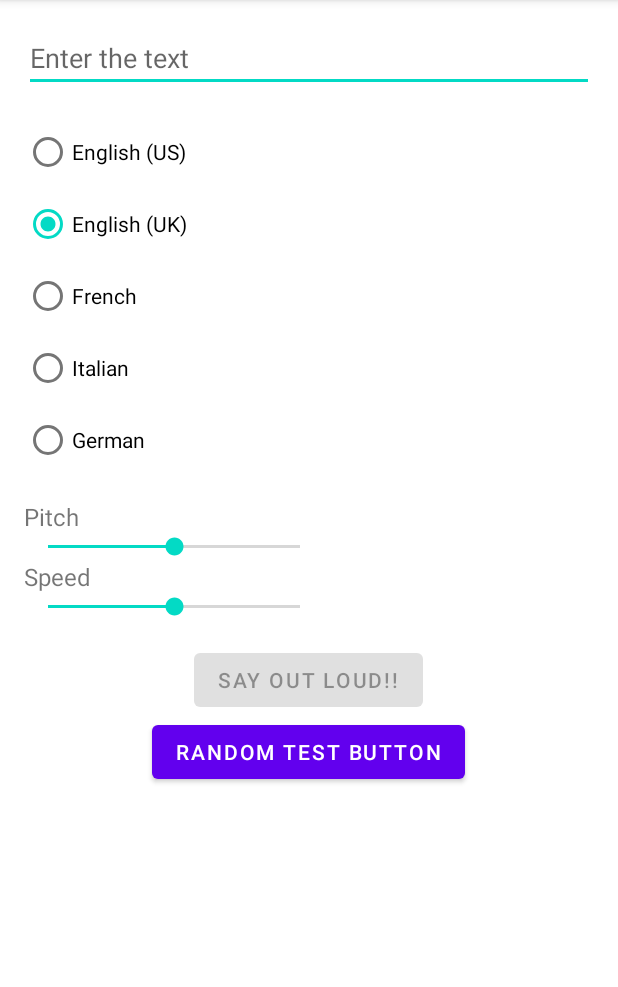
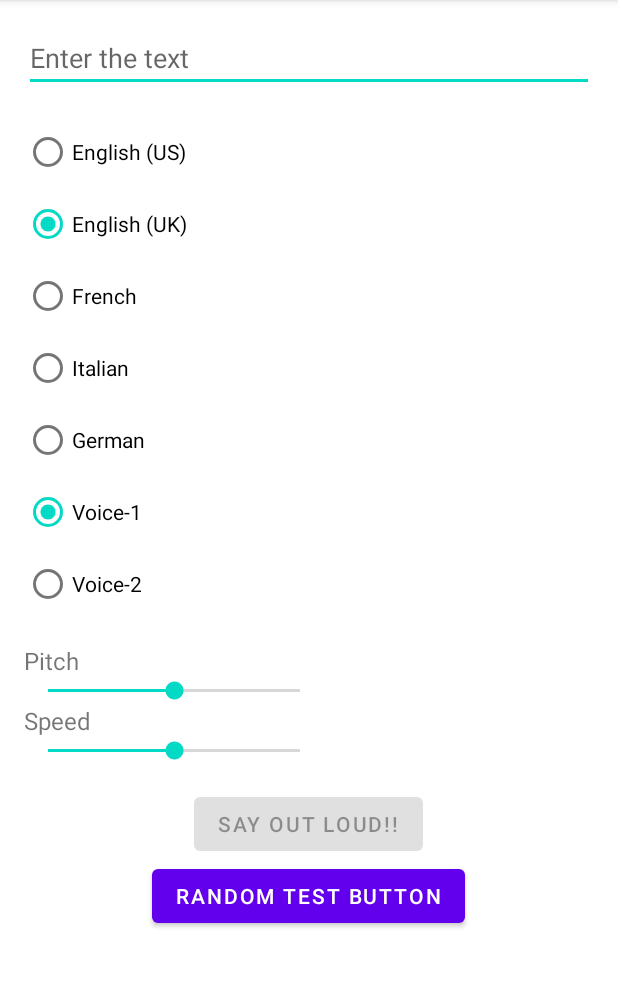
Before and after one commit to ilkayalbayrak/SPR_Project, an Android app: the screen it shows after launch (MainActivity), on a phone screen of 412 x 824 dp, the part 84-1071 px from its top. Run offline under Robolectric (Android 15) with nearby library versions, the phone set to English and light mode, and no system bars.

Commit message:
Fixed setting voice issue

```diff
--- a/app/src/main/java/com/example/text2speechproject/MainActivity.java
+++ b/app/src/main/java/com/example/text2speechproject/MainActivity.java
@@ -24,6 +24,7 @@ import java.util.HashMap;
 import java.util.HashSet;
 import java.util.List;
 import java.util.Locale;
+import java.util.Objects;
 import java.util.Set;
 
 public class MainActivity extends AppCompatActivity implements TextToSpeech.OnInitListener{
@@ -35,7 +36,8 @@ public class MainActivity extends AppCompatActivity implements TextToSpeech.OnIn
     private SeekBar mSeekBarSpeed;
     private Button mButtonSpeak;
     private Button mButtonRandom;
-    private RadioGroup mRadioGroup;
+    private RadioGroup mRadioGroup_languages;
+    private RadioGroup mRadioGroup_voices;
     private RadioButton mRadio_fr;
     private RadioButton mRadio_en;
 
@@ -60,12 +62,14 @@ public class MainActivity extends AppCompatActivity implements TextToSpeech.OnIn
         mEditText = findViewById(R.id.input_text);
         mSeekBarPitch = findViewById(R.id.seek_bar_pitch);
         mSeekBarSpeed = findViewById(R.id.seek_bar_speed);
-        mRadioGroup = findViewById(R.id.radioGroup);
+        mRadioGroup_languages = findViewById(R.id.radioGroup_languages);
+        mRadioGroup_voices = findViewById(R.id.radioGroup_voices);
         mRadio_fr = findViewById(R.id.radio_fr);
         mRadio_en = findViewById(R.id.radio_en_us);
 
         mButtonSpeak.setOnClickListener(v -> speak());
-        mRadioGroup.setOnCheckedChangeListener((group, checkedId) -> setTTSLanguage());
+        mRadioGroup_languages.setOnCheckedChangeListener((group, checkedId) -> setTTSLanguage());
+        mRadioGroup_voices.setOnCheckedChangeListener((group, checkedId) -> setTTSVoice(this.getUserSelectedLanguage()));
         mButtonRandom.setOnClickListener(v -> printOutSupportedVoices());
 
 
@@ -100,30 +104,6 @@ public class MainActivity extends AppCompatActivity implements TextToSpeech.OnIn
         if (status == TextToSpeech.SUCCESS) {
             printOutSupportedLanguages();
             setTTSLanguage();
-//            int isLanguageAvailable = mTts.isLanguageAvailable(Locale.US);
-//            if (isLanguageAvailable != TextToSpeech.LANG_MISSING_DATA && isLanguageAvailable != TextToSpeech.LANG_NOT_SUPPORTED){
-//                mTts.setLanguage(Locale.US);
-//                mTts.setVoice(new Voice("en-us-x-sfg#female_2-local", Locale.US, Voice.QUALITY_VERY_HIGH,
-//                        Voice.LATENCY_NORMAL, false, new HashSet<>()));
-//                mButtonSpeak.setEnabled(true);
-//            } else {
-//                isLanguageAvailable = mTts.isLanguageAvailable(Locale.UK);
-//                if (isLanguageAvailable != TextToSpeech.LANG_MISSING_DATA && isLanguageAvailable != TextToSpeech.LANG_NOT_SUPPORTED){
-//                    mTts.setLanguage(Locale.UK);
-//                    mTts.setVoice(new Voice("en-gb-x-sfg#female_2-local", Locale.UK, Voice.QUALITY_VERY_HIGH,
-//                            Voice.LATENCY_NORMAL, false, new HashSet<>()));
-//                    mButtonSpeak.setEnabled(true);
-//                } else {
-//                    Toast.makeText(this, "Failed to set the main language for the TTS engine!"
-//                            + " Using default locale instead...", Toast.LENGTH_SHORT).show();
-//
-//                    mTts.setLanguage(Locale.getDefault());
-//                    mTts.setVoice(new Voice("Default voice", Locale.getDefault(), Voice.QUALITY_VERY_HIGH,
-//                            Voice.LATENCY_NORMAL, false, new HashSet<>()));
-//                    mButtonSpeak.setEnabled(true);
-//                }
-//            }
-
         } else if (status == TextToSpeech.ERROR){
             Log.e("TTS", "Initialization failed");
             Toast.makeText(this,"Unfortunately, TTS engine initialization failed...", Toast.LENGTH_SHORT).show();
@@ -158,9 +138,6 @@ public class MainActivity extends AppCompatActivity implements TextToSpeech.OnIn
 
     }
 
-//    private List<String> getListOfLocales(Locale[] locales){
-//        List<String> result = new ArrayList<>(locales)
-//    }
 
     private void printOutSupportedLanguages(){
         // Supported languages
@@ -194,7 +171,7 @@ public class MainActivity extends AppCompatActivity implements TextToSpeech.OnIn
     * then this selection is used for determining the synthesis language
     * */
     private Locale getUserSelectedLanguage(){
-        int checkedRadioId = this.mRadioGroup.getCheckedRadioButtonId();
+        int checkedRadioId = this.mRadioGroup_languages.getCheckedRadioButtonId();
         if (checkedRadioId == R.id.radio_en_us){
             return Locale.US;
         }else if(checkedRadioId == R.id.radio_en_uk){
@@ -209,6 +186,29 @@ public class MainActivity extends AppCompatActivity implements TextToSpeech.OnIn
         return null;
     }
 
+    private String getSelectedVoiceName(){
+        Locale selectedLanguage = this.getUserSelectedLanguage();
+        int checkedRadioId = this.mRadioGroup_voices.getCheckedRadioButtonId();
+
+        if(checkedRadioId == R.id.radio_voice_1){
+            return Objects.requireNonNull(voiceOptionsList.get(selectedLanguage)).get(0);
+        } else if (checkedRadioId == R.id.radio_voice_2){
+            return Objects.requireNonNull(voiceOptionsList.get(selectedLanguage)).get(1);
+        }
+        // return index 0 by default
+        return Objects.requireNonNull(voiceOptionsList.get(selectedLanguage)).get(0);
+    }
+
+    private void setTTSVoice(Locale selectedLanguage){
+        String voiceName = this.getSelectedVoiceName();
+        Voice voice = new Voice(voiceName,selectedLanguage,Voice.QUALITY_VERY_HIGH,
+                Voice.LATENCY_NORMAL, false, new HashSet<>());
+        Log.e("VOICE_NAME", "Selected Voice name: " + voiceName);
+        mTts.setVoice(voice);
+    }
+
+
+
     private void setTTSLanguage(){
         Locale selectedLanguage = this.getUserSelectedLanguage();
         int isLanguageAvailable = mTts.isLanguageAvailable(selectedLanguage);
@@ -219,21 +219,20 @@ public class MainActivity extends AppCompatActivity implements TextToSpeech.OnIn
                     + " Using default locale instead...", Toast.LENGTH_SHORT).show();
 
             mTts.setLanguage(Locale.getDefault());
-            mTts.setVoice(new Voice("Default voice", Locale.getDefault(), Voice.QUALITY_VERY_HIGH,
+            mTts.setVoice(new Voice(mTts.getVoice().getName(), Locale.getDefault(), Voice.QUALITY_VERY_HIGH,
                     Voice.LATENCY_NORMAL, false, new HashSet<>()));
             mButtonSpeak.setEnabled(true);
 
         }else if (isLanguageAvailable != TextToSpeech.LANG_MISSING_DATA && isLanguageAvailable != TextToSpeech.LANG_NOT_SUPPORTED){
+            String voiceName = this.getSelectedVoiceName();
+            Log.e("VOICE_NAME", "Default voice of the selected language: "+ voiceName);
+
             mTts.setLanguage(selectedLanguage);
-            mTts.setVoice(new Voice("Default voice", selectedLanguage, Voice.QUALITY_VERY_HIGH,
-                    Voice.LATENCY_NORMAL, false, new HashSet<>()));
+            this.setTTSVoice(selectedLanguage);
             mButtonSpeak.setEnabled(true);
         }
     }
 
-    private void selectVoice(){
-
-    }
 
     private void selectFont(){}
 
--- a/app/src/main/res/layout/activity_main.xml
+++ b/app/src/main/res/layout/activity_main.xml
@@ -1,7 +1,13 @@
 <?xml version="1.0" encoding="utf-8"?>
-<LinearLayout xmlns:android="http://schemas.android.com/apk/res/android"
+
+<ScrollView xmlns:android="http://schemas.android.com/apk/res/android"
     xmlns:app="http://schemas.android.com/apk/res-auto"
     xmlns:tools="http://schemas.android.com/tools"
+    android:layout_width="match_parent"
+    android:layout_height="match_parent"
+    android:fillViewport="true">
+
+    <LinearLayout
         android:layout_width="match_parent"
         android:layout_height="match_parent"
         android:orientation="vertical"
@@ -18,7 +24,7 @@
             />
 
         <RadioGroup
-        android:id="@+id/radioGroup"
+            android:id="@+id/radioGroup_languages"
             android:layout_width="match_parent"
             android:layout_height="wrap_content">
 
@@ -53,6 +59,27 @@
                 android:layout_width="match_parent"
                 android:layout_height="wrap_content"
                 android:text="@string/radio_de" />
+
+        </RadioGroup>
+
+        <RadioGroup
+            android:id="@+id/radioGroup_voices"
+            android:layout_width="match_parent"
+            android:layout_height="wrap_content">
+
+            <RadioButton
+                android:id="@+id/radio_voice_1"
+                android:checked="true"
+                android:layout_width="match_parent"
+                android:layout_height="wrap_content"
+                android:text="@string/radio_voice_1" />
+
+            <RadioButton
+                android:id="@+id/radio_voice_2"
+                android:layout_width="match_parent"
+                android:layout_height="wrap_content"
+                android:text="@string/radio_voice_2" />
+
 
         </RadioGroup>
 
@@ -101,3 +128,4 @@
 
 
     </LinearLayout>
+</ScrollView>
--- a/app/src/main/res/values/strings.xml
+++ b/app/src/main/res/values/strings.xml
@@ -9,4 +9,6 @@
     <string name="radio_en_us">English (US)</string>
     <string name="radio_en_uk">English (UK)</string>
     <string name="radio_de">German</string>
+    <string name="radio_voice_1">Voice-1</string>
+    <string name="radio_voice_2">Voice-2</string>
 </resources>
```
Lines whose indentation alone changed are shown as unchanged.
